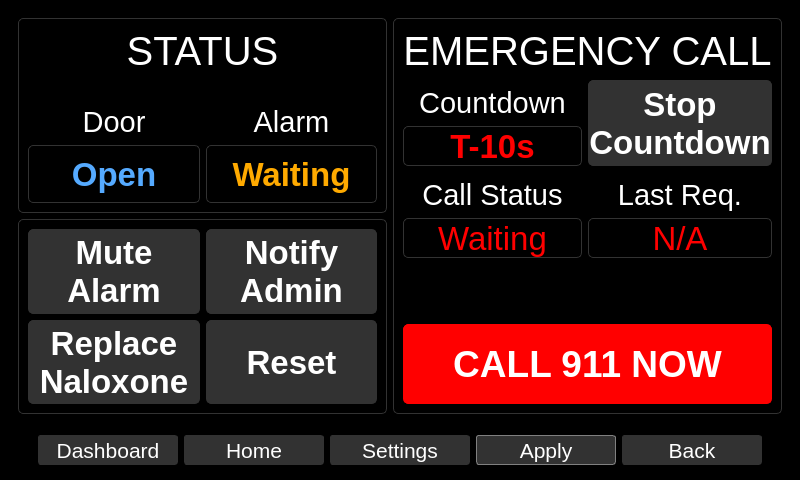
The window that qt_design/main_window.ui (zyl120/Naloxone_Safety_Kit) describes before a commit, drawn with Qt 5.
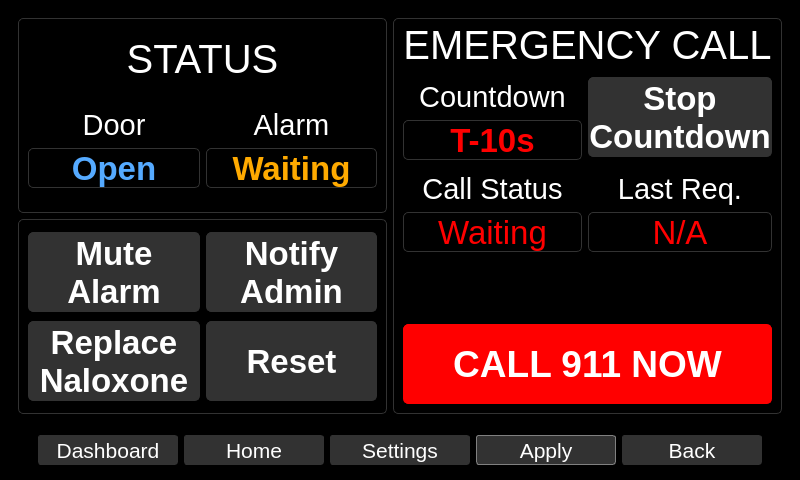
The same window after the commit.

Commit message: change door open layout

```diff
--- a/qt_design/main_window.ui
+++ b/qt_design/main_window.ui
@@ -4758,7 +4758,7 @@
            <item row="0" column="0" colspan="2">
             <widget class="QLabel" name="doorLabel_3">
              <property name="sizePolicy">
-              <sizepolicy hsizetype="Preferred" vsizetype="Fixed">
+              <sizepolicy hsizetype="Preferred" vsizetype="Preferred">
                <horstretch>0</horstretch>
                <verstretch>0</verstretch>
               </sizepolicy>
@@ -4766,13 +4766,13 @@
              <property name="minimumSize">
               <size>
                <width>0</width>
-               <height>0</height>
+               <height>40</height>
               </size>
              </property>
              <property name="maximumSize">
               <size>
                <width>16777215</width>
-               <height>16777215</height>
+               <height>40</height>
               </size>
              </property>
              <property name="font">
@@ -4811,7 +4811,7 @@
                <property name="maximumSize">
                 <size>
                  <width>16777215</width>
-                 <height>16777215</height>
+                 <height>40</height>
                 </size>
                </property>
                <property name="font">
@@ -4847,7 +4847,7 @@
                <property name="maximumSize">
                 <size>
                  <width>16777215</width>
-                 <height>16777215</height>
+                 <height>40</height>
                 </size>
                </property>
                <property name="font">
@@ -4886,7 +4886,7 @@
              <property name="maximumSize">
               <size>
                <width>16777215</width>
-               <height>16777215</height>
+               <height>80</height>
               </size>
              </property>
              <property name="font">
@@ -4923,7 +4923,7 @@
                <property name="maximumSize">
                 <size>
                  <width>16777215</width>
-                 <height>16777215</height>
+                 <height>40</height>
                 </size>
                </property>
                <property name="font">
@@ -4959,7 +4959,7 @@
                <property name="maximumSize">
                 <size>
                  <width>16777215</width>
-                 <height>16777215</height>
+                 <height>40</height>
                 </size>
                </property>
                <property name="font">
@@ -4994,7 +4994,7 @@
                <property name="maximumSize">
                 <size>
                  <width>16777215</width>
-                 <height>16777215</height>
+                 <height>40</height>
                 </size>
                </property>
                <property name="font">
@@ -5031,7 +5031,7 @@
                <property name="maximumSize">
                 <size>
                  <width>16777215</width>
-                 <height>16777215</height>
+                 <height>40</height>
                 </size>
                </property>
                <property name="font">
@@ -5097,6 +5097,12 @@
                  <height>40</height>
                 </size>
                </property>
+               <property name="maximumSize">
+                <size>
+                 <width>16777215</width>
+                 <height>40</height>
+                </size>
+               </property>
                <property name="font">
                 <font>
                  <pointsize>22</pointsize>
@@ -5121,6 +5127,12 @@
                  <height>40</height>
                 </size>
                </property>
+               <property name="maximumSize">
+                <size>
+                 <width>16777215</width>
+                 <height>40</height>
+                </size>
+               </property>
                <property name="font">
                 <font>
                  <pointsize>25</pointsize>
@@ -5150,6 +5162,12 @@
                  <height>40</height>
                 </size>
                </property>
+               <property name="maximumSize">
+                <size>
+                 <width>16777215</width>
+                 <height>40</height>
+                </size>
+               </property>
                <property name="font">
                 <font>
                  <pointsize>22</pointsize>
@@ -5174,6 +5192,12 @@
                  <height>40</height>
                 </size>
                </property>
+               <property name="maximumSize">
+                <size>
+                 <width>16777215</width>
+                 <height>40</height>
+                </size>
+               </property>
                <property name="font">
                 <font>
                  <pointsize>25</pointsize>
@@ -5204,7 +5228,13 @@
              <property name="minimumSize">
               <size>
                <width>0</width>
-               <height>0</height>
+               <height>40</height>
+              </size>
+             </property>
+             <property name="maximumSize">
+              <size>
+               <width>16777215</width>
+               <height>40</height>
               </size>
              </property>
              <property name="font">
@@ -5262,7 +5292,7 @@
              <property name="maximumSize">
               <size>
                <width>16777215</width>
-               <height>16777215</height>
+               <height>80</height>
               </size>
              </property>
              <property name="font">
@@ -5297,7 +5327,7 @@
              <property name="maximumSize">
               <size>
                <width>16777215</width>
-               <height>16777215</height>
+               <height>80</height>
               </size>
              </property>
              <property name="font">
@@ -5331,7 +5361,7 @@
              <property name="maximumSize">
               <size>
                <width>16777215</width>
-               <height>16777215</height>
+               <height>80</height>
               </size>
              </property>
              <property name="font">
@@ -5366,7 +5396,7 @@
              <property name="maximumSize">
               <size>
                <width>16777215</width>
-               <height>16777215</height>
+               <height>80</height>
               </size>
              </property>
              <property name="font">
```
The commit also changes 2 other files.
